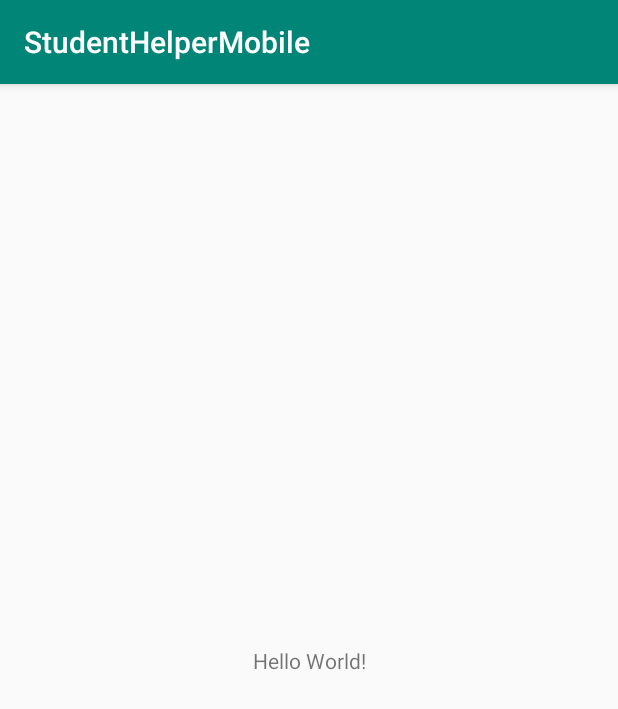
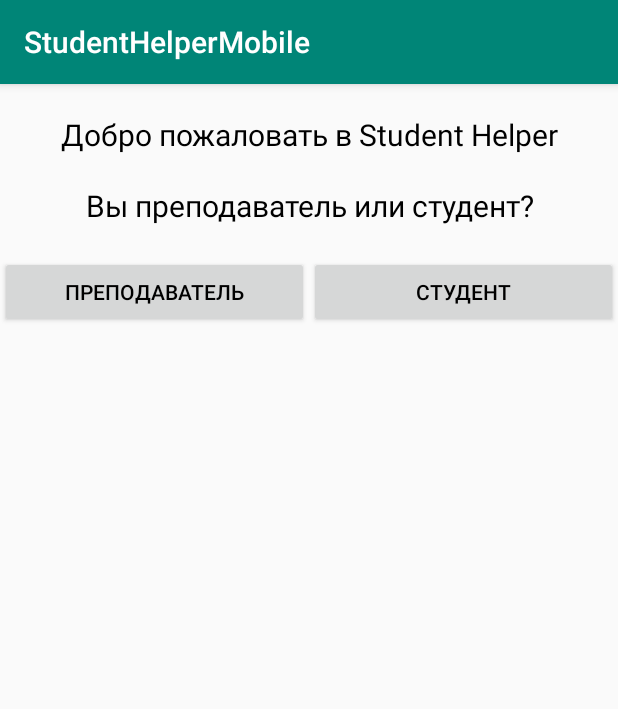
Before and after one commit to mloner/StudentHelper, an Android app: the screen it shows after launch (MainActivity), on a phone screen of 412 x 824 dp. Shown: the top 709 px of the screen. Run offline under Robolectric (Android 15) with nearby library versions, the phone set to English and light mode, and no system bars.

Commit message:
login page

```diff
--- a/StudentHelperMobile/app/src/main/java/com/example/studenthelpermobile/MainActivity.java
+++ b/StudentHelperMobile/app/src/main/java/com/example/studenthelpermobile/MainActivity.java
@@ -3,12 +3,56 @@ package com.example.studenthelpermobile;
 import androidx.appcompat.app.AppCompatActivity;
 
 import android.os.Bundle;
+import android.view.View;
+import android.widget.Button;
+import android.widget.EditText;
+import android.widget.TextView;
 
-public class MainActivity extends AppCompatActivity {
+public class MainActivity extends AppCompatActivity implements View.OnClickListener {
+
+    Button Student;
+    Button Prepod;
+    TextView LoginText;
+    EditText Login;
+    TextView EnterPasswordText;
+    EditText Password;
+    Button LoginButton;
 
     @Override
     protected void onCreate(Bundle savedInstanceState) {
         super.onCreate(savedInstanceState);
         setContentView(R.layout.activity_main);
+        LoginText = findViewById(R.id.text_enter_fio);
+        EnterPasswordText = findViewById(R.id.text_enter_password);
+        Login = findViewById(R.id.enter_fio);
+        Password = findViewById(R.id.enter_password);
+        Student = findViewById(R.id.choose_student);
+        Student.setOnClickListener(this);
+        Prepod = findViewById(R.id.choose_prepod);
+        Prepod.setOnClickListener(this);
+        LoginButton = findViewById(R.id.login_button);
+        LoginButton.setOnClickListener(this);
+    }
+
+    @Override
+    public void onClick(View view) {
+        switch (view.getId()){
+            case R.id.choose_student:
+                LoginText.setVisibility(View.VISIBLE );
+                LoginText.setText(R.string.Enter_Group_number);
+                Login.setVisibility(View.VISIBLE);
+                EnterPasswordText.setVisibility(View.GONE);
+                Password.setVisibility(View.GONE);
+                LoginButton.setVisibility(View.VISIBLE);
+                break;
+            case R.id.choose_prepod:
+                LoginText.setVisibility(View.VISIBLE );
+                LoginText.setText(R.string.Enter_FIO);
+                Login.setVisibility(View.VISIBLE );
+                EnterPasswordText.setVisibility(View.VISIBLE);
+                Password.setVisibility(View.VISIBLE);
+                LoginButton.setVisibility(View.VISIBLE);
+                break;
+        }
     }
 }
--- a/StudentHelperMobile/app/src/main/res/layout/activity_main.xml
+++ b/StudentHelperMobile/app/src/main/res/layout/activity_main.xml
@@ -1,18 +1,107 @@
 <?xml version="1.0" encoding="utf-8"?>
-<androidx.constraintlayout.widget.ConstraintLayout xmlns:android="http://schemas.android.com/apk/res/android"
+<LinearLayout xmlns:android="http://schemas.android.com/apk/res/android"
     xmlns:app="http://schemas.android.com/apk/res-auto"
     xmlns:tools="http://schemas.android.com/tools"
     android:layout_width="match_parent"
     android:layout_height="match_parent"
-    tools:context=".MainActivity">
+    tools:context=".MainActivity"
+    android:orientation="vertical">
 
     <TextView
-        android:layout_width="wrap_content"
+        android:layout_width="match_parent"
         android:layout_height="wrap_content"
-        android:text="Hello World!"
-        app:layout_constraintBottom_toBottomOf="parent"
-        app:layout_constraintLeft_toLeftOf="parent"
-        app:layout_constraintRight_toRightOf="parent"
-        app:layout_constraintTop_toTopOf="parent" />
+        android:textSize="20sp"
+        android:textColor="@color/BLACK"
+        android:text="@string/Welcome"
+        android:gravity="center"
+        android:layout_marginTop="20dp"/>
 
-</androidx.constraintlayout.widget.ConstraintLayout>
+    <TextView
+        android:layout_width="match_parent"
+        android:layout_height="wrap_content"
+        android:textSize="20sp"
+        android:textColor="@color/BLACK"
+        android:text="@string/Authorization"
+        android:gravity="center"
+        android:layout_marginTop="20dp"/>
+
+    <LinearLayout
+        android:layout_width="match_parent"
+        android:layout_height="wrap_content"
+        android:layout_marginTop="20dp">
+
+        <Button
+            android:layout_width="match_parent"
+            android:layout_height="wrap_content"
+            android:layout_weight="1"
+            android:text="@string/Prepod"
+            android:textColor="@color/BLACK"
+            android:id="@+id/choose_prepod"/>
+
+        <Button
+            android:layout_width="match_parent"
+            android:layout_height="wrap_content"
+            android:layout_weight="1"
+            android:text="@string/Student"
+            android:textColor="@color/BLACK"
+            android:id="@+id/choose_student"/>
+
+    </LinearLayout>
+
+    <TextView
+        android:layout_width="match_parent"
+        android:layout_height="wrap_content"
+        android:textSize="20sp"
+        android:textColor="@color/BLACK"
+        android:text="@string/Enter_FIO"
+        android:gravity="center"
+        android:layout_marginTop="20dp"
+        android:id="@+id/text_enter_fio"
+        android:visibility="invisible"/>
+
+    <EditText
+        android:layout_width="match_parent"
+        android:layout_height="wrap_content"
+        android:textSize="20sp"
+        android:textColor="@color/BLACK"
+        android:gravity="center"
+        android:layout_marginTop="20dp"
+        android:layout_marginStart="40dp"
+        android:layout_marginEnd="40dp"
+        android:id="@+id/enter_fio"
+        android:visibility="invisible"/>
+
+    <TextView
+        android:layout_width="match_parent"
+        android:layout_height="wrap_content"
+        android:textSize="20sp"
+        android:textColor="@color/BLACK"
+        android:text="@string/Enter_Password"
+        android:gravity="center"
+        android:layout_marginTop="20dp"
+        android:id="@+id/text_enter_password"
+        android:visibility="invisible"/>
+
+    <EditText
+        android:layout_width="match_parent"
+        android:layout_height="wrap_content"
+        android:textSize="20sp"
+        android:textColor="@color/BLACK"
+        android:gravity="center"
+        android:layout_marginTop="20dp"
+        android:layout_marginStart="40dp"
+        android:layout_marginEnd="40dp"
+        android:id="@+id/enter_password"
+        android:visibility="invisible"/>
+
+    <Button
+        android:layout_width="match_parent"
+        android:layout_marginTop="20dp"
+        android:layout_height="wrap_content"
+        android:text="@string/Login_button"
+        android:textColor="@color/BLACK"
+        android:id="@+id/login_button"
+        android:visibility="invisible"/>
+
+
+</LinearLayout>
--- a/StudentHelperMobile/app/src/main/res/values/colors.xml
+++ b/StudentHelperMobile/app/src/main/res/values/colors.xml
@@ -3,4 +3,5 @@
     <color name="colorPrimary">#008577</color>
     <color name="colorPrimaryDark">#00574B</color>
     <color name="colorAccent">#D81B60</color>
+    <color name="BLACK">#000000</color>
 </resources>
--- a/StudentHelperMobile/app/src/main/res/values/strings.xml
+++ b/StudentHelperMobile/app/src/main/res/values/strings.xml
@@ -1,3 +1,11 @@
 <resources>
     <string name="app_name">StudentHelperMobile</string>
+    <string name="Welcome">Добро пожаловать в Student Helper</string>
+    <string name="Authorization">Вы преподаватель или студент?</string>
+    <string name="Prepod">Преподаватель</string>
+    <string name="Student">Студент</string>
+    <string name="Enter_FIO">Введите Фамилию И.О.</string>
+    <string name="Enter_Group_number">Введите номер группы</string>
+    <string name="Enter_Password">Введите пароль</string>
+    <string name="Login_button">Войти</string>
 </resources>
```
